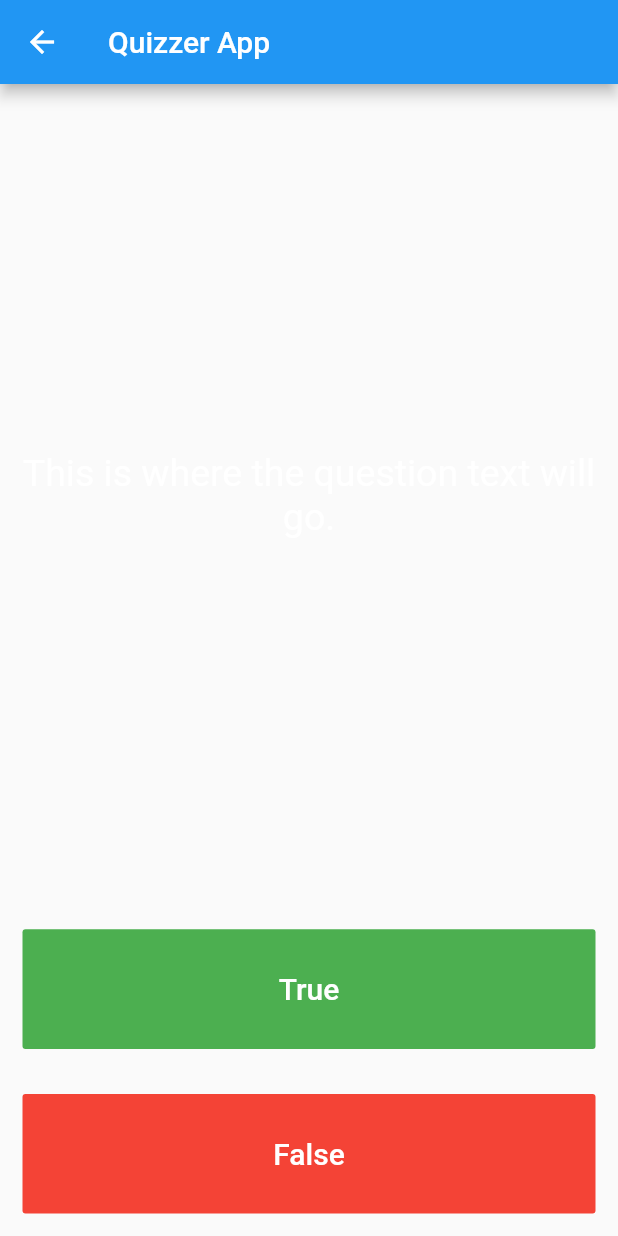
After one commit to hitesh-dhamshaniya/shopping_cart_demo, a Flutter app: the QuizzerApp screen opened directly, on a phone screen of 412 x 824 dp. The commit adds this screen. Run offline on Flutter 3.47's test engine with Material 2 defaults, Android fonts, the phone set to English and light mode, and no system bars; our stand-ins replace assets_audio_player, sqflite, transparent_image, youtube_player_flutter; missing offline and left inert: assets_audio_player_web, flutter_facebook_login; accounts and stored records are empty.

```diff
--- a/lib/main.dart
+++ b/lib/main.dart
@@ -6,7 +6,9 @@ import 'package:shopping_cart/screen/FacebookLoginExample.dart';
 import 'package:shopping_cart/screen/GifImage.dart';
 import 'package:shopping_cart/screen/GridViewExample.dart';
 import 'package:shopping_cart/screen/ShoppingCart.dart';
+import 'package:shopping_cart/screen/quizer_app.dart';
 import 'package:shopping_cart/screen/xylophone_app.dart';
+import 'package:shopping_cart/screen/youtube_player_demo_app.dart';
 import 'package:sqflite/sqflite.dart';
 
 import 'model/dog_model.dart';
@@ -105,6 +107,8 @@ class _MyHomePageState extends State<MyHomePage> {
     itemList.add("Facebook login");
     itemList.add("SQL Lite Demo");
     itemList.add("Xylophone App");
+    itemList.add("Quizzer App");
+    itemList.add("Youtube App");
   }
 
   @override
@@ -144,11 +148,17 @@ class _MyHomePageState extends State<MyHomePage> {
             navigateToFacebookLogin(context);
           } else if (title == "Xylophone App") {
             navigateToXylophoneApp(context);
+          }else if(title == "Youtube App"){
+            navigateToYouTube(context);
           }
         },
       ),
     );
   }
+
+  void navigateToYouTube(BuildContext context) => Navigator.push(context, MaterialPageRoute(builder: (context) => YoutubePlayerDemoApp()));
+
+  void navigateToQuizzerApp(BuildContext context) => Navigator.push(context, MaterialPageRoute(builder: (context) => QuizzerApp()));
 
   void navigateToXylophoneApp(BuildContext context) => Navigator.push(context, MaterialPageRoute(builder: (context) => XylophoneApp()));
 
--- /dev/null
+++ b/lib/screen/quizer_app.dart
@@ -0,0 +1,82 @@
+import 'package:flutter/material.dart';
+
+class QuizzerApp extends StatelessWidget {
+  @override
+  Widget build(BuildContext context) {
+    return Scaffold(
+      appBar: AppBar(title: Text("Quizzer App")),
+      body: QuizPage(),
+    );
+  }
+}
+
+class QuizPage extends StatefulWidget {
+  @override
+  _QuizPageState createState() => _QuizPageState();
+}
+
+class _QuizPageState extends State<QuizPage> {
+  @override
+  Widget build(BuildContext context) {
+    return Column(
+      mainAxisAlignment: MainAxisAlignment.spaceBetween,
+      crossAxisAlignment: CrossAxisAlignment.stretch,
+      children: <Widget>[
+        Expanded(
+          flex: 5,
+          child: Padding(
+            padding: EdgeInsets.all(10.0),
+            child: Center(
+              child: Text(
+                'This is where the question text will go.',
+                textAlign: TextAlign.center,
+                style: TextStyle(
+                  fontSize: 25.0,
+                  color: Colors.white,
+                ),
+              ),
+            ),
+          ),
+        ),
+        Expanded(
+          child: Padding(
+            padding: EdgeInsets.all(15.0),
+            child: FlatButton(
+              textColor: Colors.white,
+              color: Colors.green,
+              child: Text(
+                'True',
+                style: TextStyle(
+                  color: Colors.white,
+                  fontSize: 20.0,
+                ),
+              ),
+              onPressed: () {
+                //The user picked true.
+              },
+            ),
+          ),
+        ),
+        Expanded(
+          child: Padding(
+            padding: EdgeInsets.all(15.0),
+            child: FlatButton(
+              color: Colors.red,
+              child: Text(
+                'False',
+                style: TextStyle(
+                  fontSize: 20.0,
+                  color: Colors.white,
+                ),
+              ),
+              onPressed: () {
+                //The user picked false.
+              },
+            ),
+          ),
+        ),
+        //TODO: Add a Row here as your score keeper
+      ],
+    );
+  }
+}
--- a/pubspec.yaml
+++ b/pubspec.yaml
@@ -32,6 +32,7 @@ dependencies:
   flutter_facebook_login: ^3.0.0
   backendless_sdk: ^1.1.8
   assets_audio_player: ^2.0.6+4
+  youtube_player_flutter: ^7.0.0+6
   sqflite:
   path:
 dev_dependencies:
```
Also changed, not shown: lib/generated_plugin_registrant.dart (added, +16 -0 lines), lib/screen/youtube_player_demo_app.dart (added, +445 -0 lines), capture/xylophone.png (added), pubspec.lock, 2 other files.
